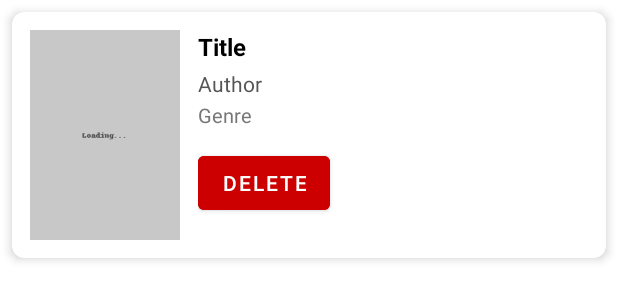
After one commit to Denisa-Manta/BookRate, an Android app: the layout item_admin_book.xml on its own in the app's theme, with its tools: preview values and no code run, on a phone screen of 412 x 824 dp. The commit adds this screen. Shown: the top 300 px of the screen. Run offline under Robolectric (Android 15) with nearby library versions, the phone set to English and light mode, and no system bars.

Commit message:
added view list books button admin

```diff
--- a/app/src/main/AndroidManifest.xml
+++ b/app/src/main/AndroidManifest.xml
@@ -11,6 +11,9 @@
         android:roundIcon="@mipmap/ic_launcher_round"
         android:supportsRtl="true"
         android:theme="@style/Theme.BOOKRATE">
+        <activity
+            android:name=".activity.AdminBookActivity"
+            android:exported="false" />
         <activity
             android:name=".activity.AuthorProfileActivity"
             android:exported="false" />
--- /dev/null
+++ b/app/src/main/res/layout/item_admin_book.xml
@@ -0,0 +1,72 @@
+<?xml version="1.0" encoding="utf-8"?>
+<androidx.cardview.widget.CardView xmlns:android="http://schemas.android.com/apk/res/android"
+    xmlns:card_view="http://schemas.android.com/apk/res-auto"
+    android:layout_width="match_parent"
+    android:layout_height="wrap_content"
+    android:layout_margin="8dp"
+    card_view:cardCornerRadius="8dp"
+    card_view:cardElevation="4dp">
+
+    <LinearLayout
+        android:layout_width="match_parent"
+        android:layout_height="wrap_content"
+        android:orientation="horizontal"
+        android:padding="12dp">
+
+        <ImageView
+            android:id="@+id/bookImage"
+            android:layout_width="100dp"
+            android:layout_height="140dp"
+            android:scaleType="centerCrop"
+            android:src="@drawable/placeholder_image"
+            android:contentDescription="Book Cover" />
+
+        <LinearLayout
+            android:layout_width="0dp"
+            android:layout_height="match_parent"
+            android:layout_weight="1"
+            android:orientation="vertical"
+            android:layout_marginStart="12dp">
+
+            <TextView
+                android:id="@+id/bookTitle"
+                android:layout_width="wrap_content"
+                android:layout_height="wrap_content"
+                android:text="Title"
+                android:textStyle="bold"
+                android:textColor="#000000"
+                android:textSize="16sp"
+                android:maxLines="1"
+                android:ellipsize="end" />
+
+            <TextView
+                android:id="@+id/bookAuthor"
+                android:layout_width="wrap_content"
+                android:layout_height="wrap_content"
+                android:text="Author"
+                android:textColor="#555555"
+                android:textSize="14sp"
+                android:maxLines="1"
+                android:ellipsize="end"
+                android:layout_marginTop="4dp" />
+
+            <TextView
+                android:id="@+id/bookGenre"
+                android:layout_width="wrap_content"
+                android:layout_height="wrap_content"
+                android:text="Genre"
+                android:textColor="#777777"
+                android:textSize="13sp"
+                android:layout_marginTop="2dp" />
+
+            <Button
+                android:id="@+id/deleteButton"
+                android:layout_width="wrap_content"
+                android:layout_height="wrap_content"
+                android:text="Delete"
+                android:textColor="#FFFFFF"
+                android:backgroundTint="@android:color/holo_red_dark"
+                android:layout_marginTop="12dp" />
+        </LinearLayout>
+    </LinearLayout>
+</androidx.cardview.widget.CardView>
```
Also changed, not shown: app/src/main/java/com/example/bookrate/activity/AdminActivity.java (+8 -0 lines), app/src/main/java/com/example/bookrate/activity/AdminBookActivity.java (added, +74 -0 lines), app/src/main/java/com/example/bookrate/adapter/AdminBookAdapter.java (added, +78 -0 lines), app/src/main/res/layout/activity_admin.xml (+8 -0 lines), app/src/main/res/layout/activity_admin_book.xml (added, +25 -0 lines).
